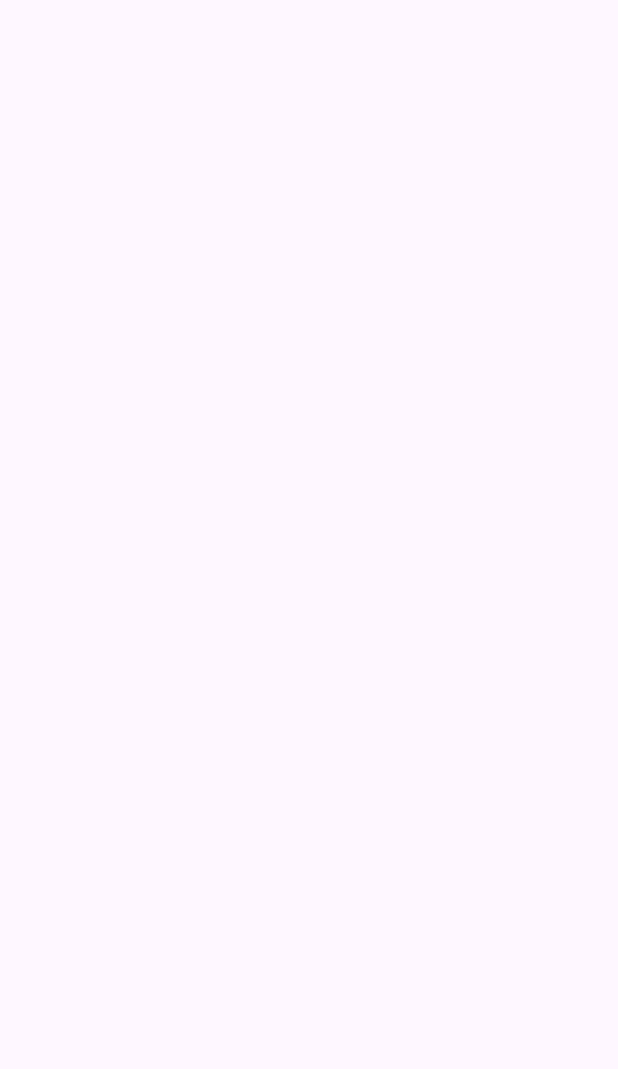
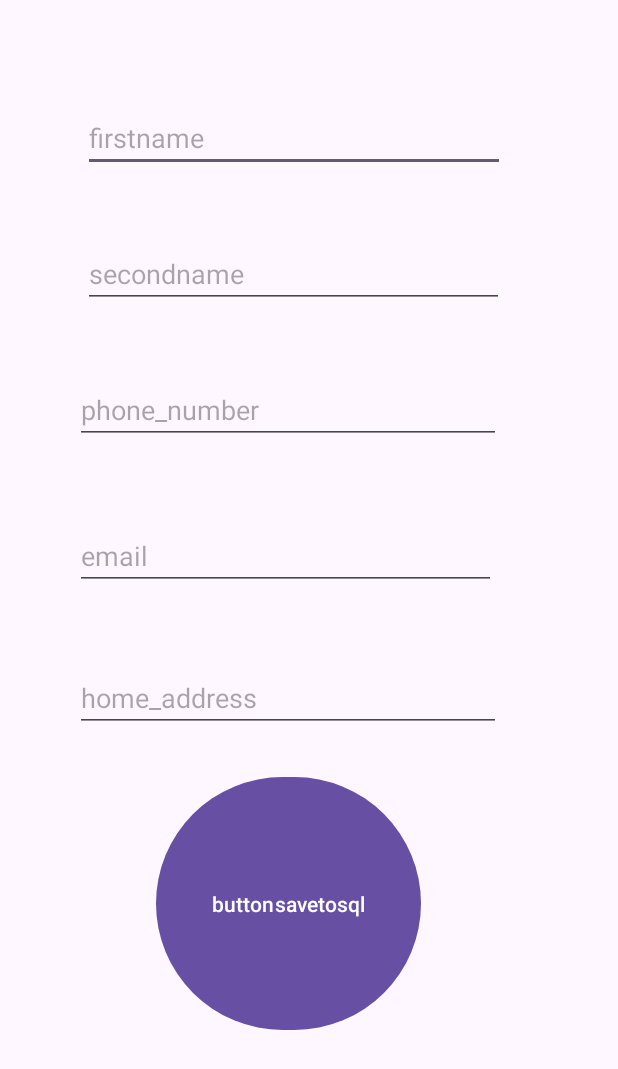
Before and after one commit to AsadAnalyst/App-Development, an Android app: the NewContactActivity screen opened directly, with no data from a screen before it, on a phone screen of 412 x 824 dp. Before the commit the part shown is empty. Shown: the top 1069 px of the screen. Run offline under Robolectric (Android 15) with nearby library versions, the phone set to English and light mode, and no system bars.

Commit message:
update NewContactActivity layout

```diff
--- a/app/src/main/res/layout/activity_new_contact.xml
+++ b/app/src/main/res/layout/activity_new_contact.xml
@@ -7,4 +7,90 @@
     android:layout_height="match_parent"
     tools:context=".SQLiteExample.NewContactActivity">
 
+    <EditText
+        android:id="@+id/edtfirstname"
+        android:layout_width="265dp"
+        android:layout_height="wrap_content"
+        android:layout_alignParentStart="true"
+        android:layout_alignParentTop="true"
+        android:layout_alignParentEnd="true"
+        android:layout_marginStart="55dp"
+        android:layout_marginTop="69dp"
+        android:layout_marginEnd="75dp"
+        android:ems="10"
+        android:hint="@string/firstname"
+        android:inputType="textPersonName"
+        android:autofillHints="" />
+    <EditText
+        android:id="@+id/edtsecondname"
+        android:layout_width="264dp"
+        android:layout_height="wrap_content"
+        android:layout_below="@+id/edtfirstname"
+        android:layout_alignParentStart="true"
+        android:layout_alignParentEnd="true"
+        android:layout_marginStart="55dp"
+        android:layout_marginTop="45dp"
+        android:layout_marginEnd="76dp"
+        android:ems="10"
+        android:hint="@string/secondname"
+        android:inputType="textPersonName"
+        android:autofillHints="" />
+    <EditText
+        android:id="@+id/edtphonenumber"
+        android:layout_width="267dp"
+        android:layout_height="wrap_content"
+        android:layout_below="@+id/edtsecondname"
+        android:layout_alignParentStart="true"
+        android:layout_alignParentEnd="true"
+        android:layout_marginStart="50dp"
+        android:layout_marginTop="45dp"
+        android:layout_marginEnd="78dp"
+        android:autofillHints=""
+        android:ems="10"
+        android:hint="@string/phone_number"
+        android:inputType="number|textPersonName" />
+    <EditText
+        android:id="@+id/edtemail"
+        android:layout_width="264dp"
+        android:layout_height="wrap_content"
+        android:layout_below="@+id/edtphonenumber"
+        android:layout_alignParentStart="true"
+        android:layout_alignParentEnd="true"
+        android:layout_marginStart="50dp"
+        android:layout_marginTop="52dp"
+        android:layout_marginEnd="81dp"
+        android:autofillHints=""
+        android:ems="10"
+        android:hint="@string/email"
+        android:inputType="textWebEmailAddress|textPersonName|textEmailSubject" />
+
+    <EditText
+        android:id="@+id/edthomeaddress"
+        android:layout_width="267dp"
+        android:layout_height="wrap_content"
+        android:layout_below="@+id/edtemail"
+        android:layout_alignParentStart="true"
+        android:layout_alignParentEnd="true"
+        android:layout_marginStart="50dp"
+        android:layout_marginTop="49dp"
+        android:layout_marginEnd="78dp"
+        android:ems="10"
+        android:hint="@string/home_address"
+        android:inputType="textPersonName"
+        android:autofillHints="" />
+
+    <Button
+        android:id="@+id/btnsave"
+        android:layout_width="176dp"
+        android:layout_height="87dp"
+        android:layout_below="@+id/edthomeaddress"
+        android:layout_alignParentStart="true"
+        android:layout_alignParentEnd="true"
+        android:layout_alignParentBottom="true"
+        android:layout_marginStart="104dp"
+        android:layout_marginTop="26dp"
+        android:layout_marginEnd="131dp"
+        android:layout_marginBottom="133dp"
+        android:text="@string/buttonsavetosql" />
+
 </RelativeLayout>
--- a/app/src/main/res/values/strings.xml
+++ b/app/src/main/res/values/strings.xml
@@ -93,4 +93,10 @@
     <string name="action_settings">Settings</string>
     <string name="contacts">contacts</string>
     <string name="add_contact">add_contact</string>
+    <string name="home_address">home_address</string>
+    <string name="firstname">firstname</string>
+    <string name="secondname">secondname</string>
+    <string name="phone_number">phone_number</string>
+    <string name="email">email</string>
+    <string name="buttonsavetosql">buttonsavetosql</string>
 </resources>
```
